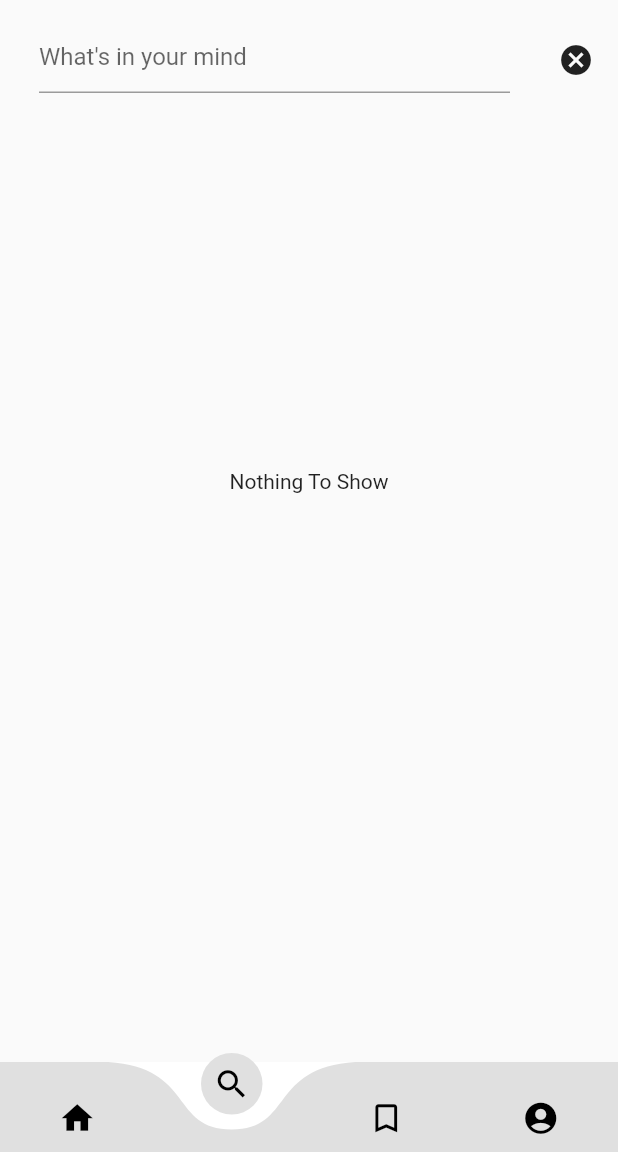
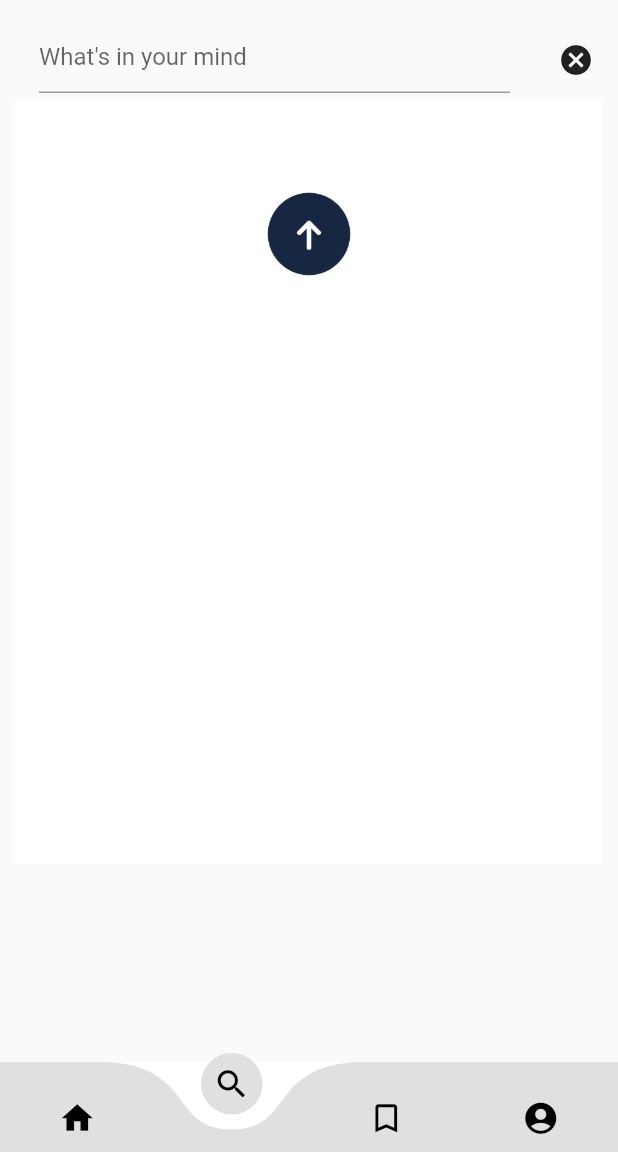
Before and after one commit to rajsingharia/newsApp, a Flutter app: the screen it shows after launch, item 2 of the bottom bar chosen, on a phone screen of 412 x 824 dp, the part 84-1236 px from its top. Run offline on Flutter 3.47's test engine with Material 2 defaults, Android fonts, the phone set to English and light mode, and no system bars; drawn by our look-alikes of curved_navigation_bar; our stand-ins replace webview_flutter; network calls fail.

Commit message:
assets_added

```diff
--- a/lib/navigation/search.dart
+++ b/lib/navigation/search.dart
@@ -65,11 +65,15 @@ class _SearchNavState extends State<SearchNav> {
               ),
               serached != true
                   ? Container(
+                      padding: EdgeInsets.all(50),
+                      color: Colors.white,
                       height: 510,
                       child: Align(
-                        alignment: Alignment.center,
-                        child: Text(
-                          "Nothing To Show",
+                        alignment: Alignment.topCenter,
+                        child: Image.asset(
+                          "assets/images/up.gif",
+                          height: 80,
+                          width: 80,
                         ),
                       ),
                     )
--- a/pubspec.yaml
+++ b/pubspec.yaml
@@ -48,8 +48,8 @@ flutter:
   uses-material-design: true
 
   # To add assets to your application, add an assets section, like this:
-  # assets:
-  #   - images/a_dot_burr.jpeg
+  assets:
+    - assets/images/
   #   - images/a_dot_ham.jpeg
 
   # An image asset can refer to one or more resolution-specific "variants", see
```
Also changed, not shown: assets/images/up.gif (added), pubspec.lock.
